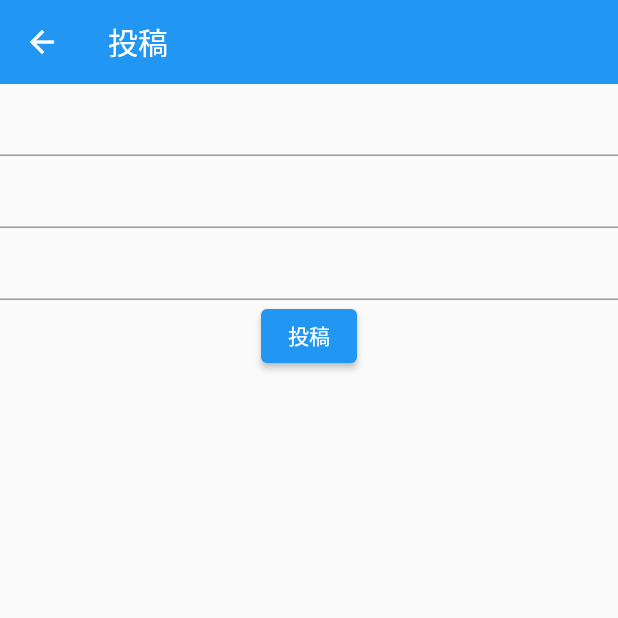
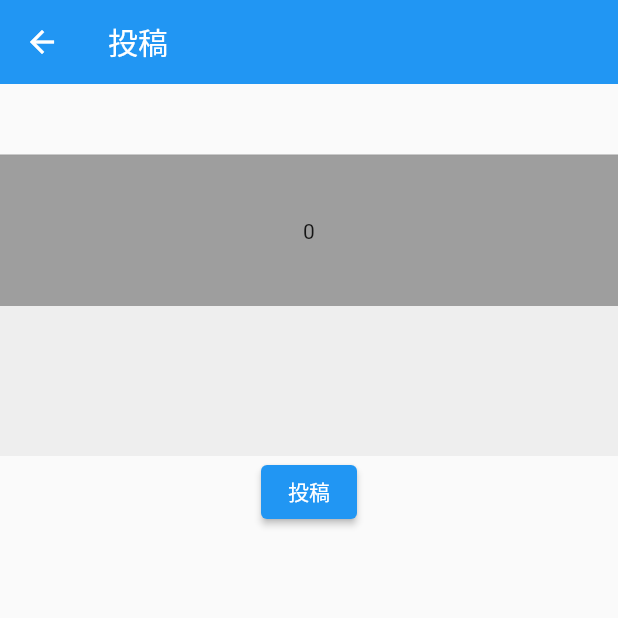
Before and after one commit to iseruuuuu/disney_app, a Flutter app: the PostScreen screen opened directly, after a tap on "投稿", on a phone screen of 412 x 824 dp, the top half of it. Run offline on Flutter 3.47's test engine with Material 2 defaults, Android fonts, the phone set to English and light mode, and no system bars; our stand-ins replace cloud_firestore, firebase_auth, firebase_core, firebase_storage, image_picker; missing offline and left inert: flutter_picker; accounts and stored records are empty.

Commit message:
add1.0: ランクとアトラクション名のPickerを作成

```diff
--- /dev/null
+++ b/lib/constants/attraction.dart
@@ -0,0 +1,76 @@
+const attraction = '''
+[
+    {
+        "TDL": [
+            "オムニバス",
+            "ペニーアーケード",
+            "ウエスタンリバー鉄道",
+            "カリブの海賊",
+            "ジャングルクルーズ",
+            "スイスファミリー・ツリーハウス",
+            "魅惑のチキルーム",
+            "シューティングギャラリー",
+            "カントリーベア・シアター",
+            "蒸気船マークトウェイン号",
+            "トムソーヤ島いかだ",
+            "ビックサンダー・マウンテン",
+            "スプラッシュ・マウンテン",
+            "ビーバーブラザーズのカヌー探検",
+            "アリスのティーパーティ",
+            "イッツ・ア・スモールワールド",
+            "キャッスルカルーセル",
+            "白雪姫と７人のこびと",
+            "シンデレラのフェアリーテイルホール",
+            "空飛ぶダンボ",
+            "美女と野獣”魔法の物語”",
+            "ピーターパン空の旅",
+            "ピノキオの冒険旅行",
+            "プーさんのハニーハント",
+            "ホーンテッドマンション",
+            "ミッキーのフィルハーマジック",
+            "ガジェットのゴーゴーコースター",
+            "グーフィのペイント&プレイハウス",
+            "チップとデールのツリーハウス",
+            "トゥーンパーク",
+            "ドナルドのボート",
+            "ミニーの家",
+            "ロジャーラビットのカートゥーンスピン",
+            "スターツアーズ",
+            "スティッチ・エンカウンター",
+            "スペース・マウンテン",
+            "バズ・ライトイヤーのアストロブラスター",
+            "ベイマックスのハッピーライド",
+            "モンスターズ・インクライド＆コーシーク"
+        ]
+    },
+    {
+        "TDS": [
+            "トランジットスチーマーライン",
+            "ソアリン・ファンタスティック・フライト",
+            "ヴェネツィアン・ゴンドラ",
+            "タートル・トーク",
+            "タワー・オブ・テラー",
+            "エレクトリックレールウェイ",
+            "トイ・ストーリー・マニア",
+            "ビックシティ・ヴィークル",
+            "アクアトピア",
+            "ニモ＆フレンズ・シーライダー",
+            "インディ・ジョーンズ・アドベンチャー",
+            "レイジングスピリッツ",
+            "キャラバンカルーセル",
+            "ジャスミンのフライングカーペット",
+            "シンドバッド・ストーリーブック・ヴォヤッジ",
+            "マジックランプシアター",
+            "アリエルのプレイグラウンド",
+            "ジャンピン・ジェリーフィッシュ",
+            "スカットルのスクーター",
+            "フランダーのフライングフィッシュコースター",
+            "ブローフィッシュ・バルーンレース",
+            "マイメードラグーンシアター",
+            "ワールプール",
+            "海底２万マイル",
+            "センターオブ・ジ・アース"
+        ]
+    }
+]
+    ''';
--- a/lib/screen/post/post_screen.dart
+++ b/lib/screen/post/post_screen.dart
@@ -1,7 +1,10 @@
+import 'dart:convert';
+import 'package:disney_app/constants/attraction.dart';
 import 'package:disney_app/model/post.dart';
 import 'package:disney_app/utils/authentication.dart';
 import 'package:disney_app/utils/firestore/posts_firestore.dart';
 import 'package:flutter/material.dart';
+import 'package:flutter_picker/picker.dart';
 
 class PostScreen extends StatefulWidget {
   const PostScreen({Key? key}) : super(key: key);
@@ -12,8 +15,8 @@ class PostScreen extends StatefulWidget {
 
 class _PostScreenState extends State<PostScreen> {
   TextEditingController controller = TextEditingController();
-  TextEditingController rankController = TextEditingController();
-  TextEditingController attractionNameController = TextEditingController();
+  int rank = 0;
+  String attractionName = '';
 
   @override
   Widget build(BuildContext context) {
@@ -27,22 +30,69 @@ class _PostScreenState extends State<PostScreen> {
           TextField(
             controller: controller,
           ),
-          TextField(
-            controller: rankController,
+          GestureDetector(
+            onTap: () {
+              Picker(
+                adapter: NumberPickerAdapter(
+                  data: [const NumberPickerColumn(begin: 0, end: 100)],
+                ),
+                hideHeader: true,
+                onConfirm: (Picker picker, List value) {
+                  setState(
+                    () {
+                      rank = value[0];
+                    },
+                  );
+                },
+              ).showDialog(context);
+            },
+            child: Container(
+              width: double.infinity,
+              height: 100,
+              color: Colors.grey,
+              child: Center(
+                child: Text(
+                  rank.toString(),
+                ),
+              ),
+            ),
           ),
-          TextField(
-            controller: attractionNameController,
+          GestureDetector(
+            onTap: () {
+              Picker(
+                adapter: PickerDataAdapter<String>(
+                  pickerData: const JsonDecoder().convert(attraction),
+                ),
+                changeToFirst: true,
+                hideHeader: false,
+                onConfirm: (Picker picker, List value) {
+                  setState(() {
+                    var text1 = picker.adapter.text.replaceAll('[', '');
+                    var result2 = text1.replaceAll(']', '');
+                    var result3 = result2.replaceAll(' ', '');
+                    List<String> result4 = result3.split(',');
+                    attractionName = result4[1];
+                  });
+                },
+              ).showModal(this.context);
+            },
+            child: Container(
+              width: double.infinity,
+              height: 100,
+              color: Colors.grey.shade200,
+              child: Center(
+                child: Text(attractionName),
+              ),
+            ),
           ),
           ElevatedButton(
             onPressed: () async {
-              if (controller.text.isNotEmpty &&
-                  rankController.text.isNotEmpty &&
-                  attractionNameController.text.isNotEmpty) {
+              if (controller.text.isNotEmpty && attractionName != '') {
                 Post newPost = Post(
                   content: controller.text,
                   postAccountId: Authentication.myAccount!.id,
-                  rank: int.parse(rankController.text),
-                  attractionName: attractionNameController.text,
+                  rank: rank,
+                  attractionName: attractionName,
                 );
                 var result = await PostFirestore.addPost(newPost);
                 if (result == true) {
--- a/pubspec.yaml
+++ b/pubspec.yaml
@@ -41,6 +41,7 @@ dependencies:
   firebase_auth: ^4.2.2
   firebase_storage: ^11.0.11
   cloud_firestore: ^4.3.2
+  flutter_picker: ^2.1.0
 
 dev_dependencies:
   flutter_test:
```
Also changed, not shown: pubspec.lock.
